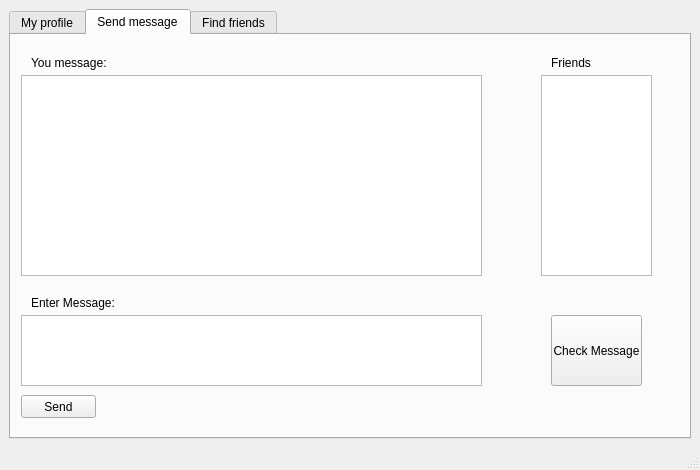
First picture: the form in Application-VT/client/QT_GUI/chat_v1.ui, repository Ovsienko023/VTerminale, before the edit.
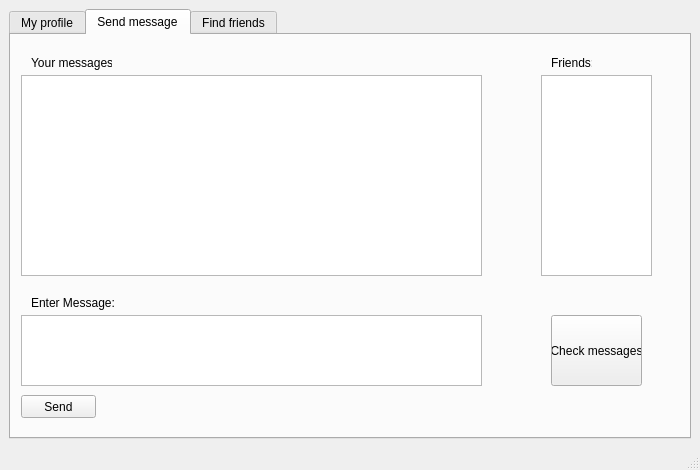
Second picture: the form after the edit. The open tabs and pages were chosen to show the change.

```diff
--- a/Application-VT/client/QT_GUI/chat_v1.ui
+++ b/Application-VT/client/QT_GUI/chat_v1.ui
@@ -211,7 +211,7 @@
          </rect>
         </property>
         <property name="text">
-         <string>Check Message</string>
+         <string>Check messages</string>
         </property>
        </widget>
        <widget class="QLabel" name="label_5">
@@ -224,7 +224,7 @@
          </rect>
         </property>
         <property name="text">
-         <string>You message:</string>
+         <string>Your messages:</string>
         </property>
        </widget>
       </widget>
```
Left out of the diff: 2 changed lines with no effect on the pictures.
